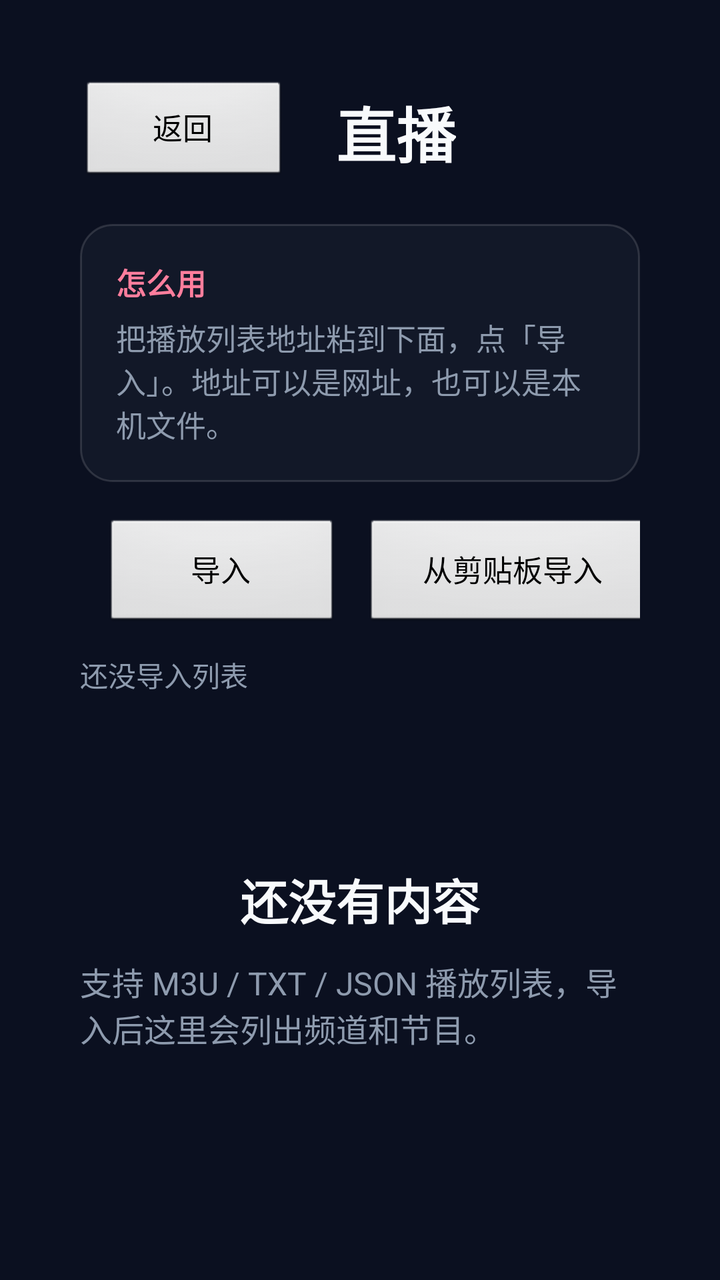
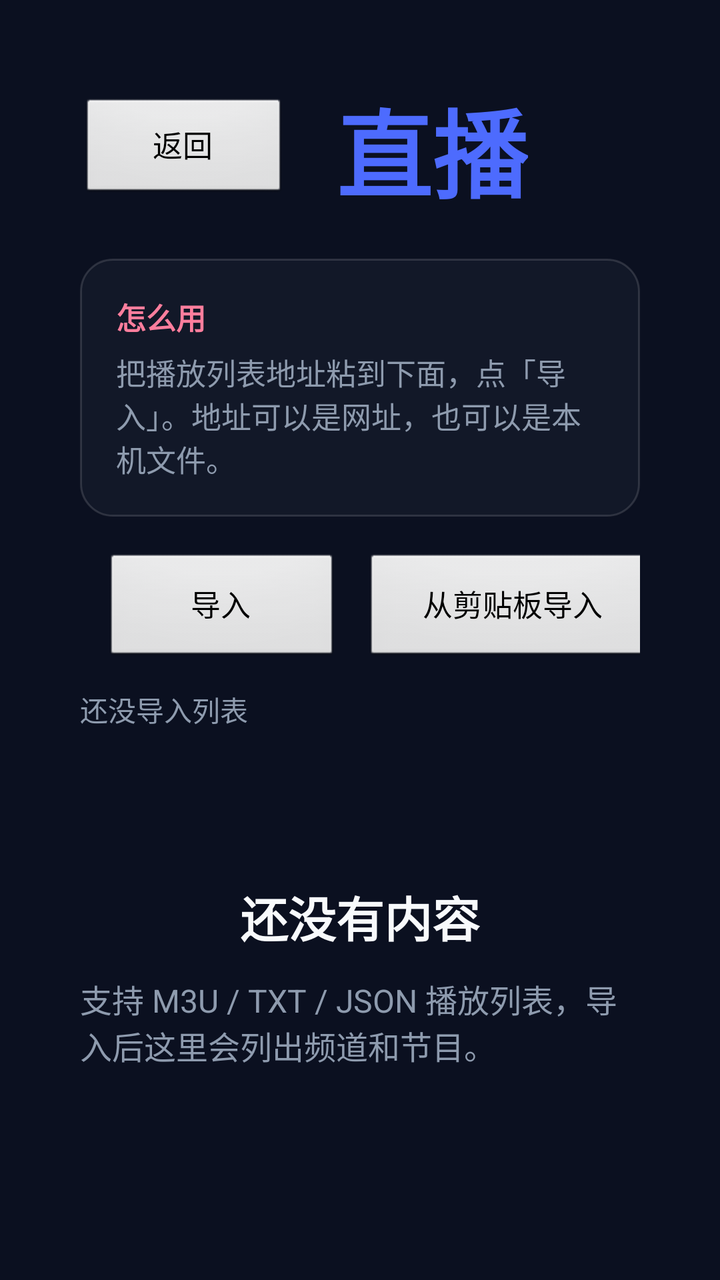

The first picture is an Android layout as it rendered before a commit; the second is the same layout after the commit. The layout source and the unified diff follow.
<!-- AndroidManifest.xml: application theme AppTheme -->
<!-- res/layout/activity_playlist.xml -->
<?xml version="1.0" encoding="utf-8"?>
<LinearLayout xmlns:android="http://schemas.android.com/apk/res/android"
    android:id="@+id/rootShell"
    android:layout_width="match_parent"
    android:layout_height="match_parent"
    android:orientation="vertical"
    android:padding="40dp">

    
    <LinearLayout
        android:layout_width="match_parent"
        android:layout_height="wrap_content"
        android:orientation="horizontal"
        android:gravity="center_vertical">

        <Button
            android:id="@+id/btnBack"
            android:layout_width="wrap_content"
            android:layout_height="52dp"
            android:minWidth="104dp"
            android:text="@string/transfer_back"
            android:textSize="15sp" />

        <TextView
            android:id="@+id/tvShellTitle"
            android:layout_width="wrap_content"
            android:layout_height="wrap_content"
            android:layout_marginLeft="24dp"
            android:textSize="30sp"
            android:textStyle="bold"
            android:textColor="#F8FAFC"
            android:text="@string/live_title" />
    </LinearLayout>

    
    <LinearLayout
        android:layout_width="match_parent"
        android:layout_height="wrap_content"
        android:layout_marginTop="20dp"
        android:orientation="vertical"
        android:background="@drawable/bg_card"
        android:padding="18dp">

        <TextView
            android:layout_width="wrap_content"
            android:layout_height="wrap_content"
            android:text="@string/shell_hint_title"
            android:textColor="#FF7E9D"
            android:textSize="15sp"
            android:textStyle="bold" />

        <TextView
            android:layout_width="match_parent"
            android:layout_height="wrap_content"
            android:layout_marginTop="6dp"
            android:text="@string/shell_hint_body"
            android:textColor="#8E9BAE"
            android:textSize="15sp" />
    </LinearLayout>

    
    <LinearLayout
        android:layout_width="match_parent"
        android:layout_height="wrap_content"
        android:layout_marginTop="18dp"
        android:orientation="horizontal"
        android:gravity="center_vertical">

        <EditText
            android:id="@+id/etSource"
            android:layout_width="0dp"
            android:layout_height="56dp"
            android:layout_weight="1"
            android:background="@drawable/bg_card"
            android:paddingLeft="18dp"
            android:paddingRight="18dp"
            android:hint="@string/shell_src_hint"
            android:textColorHint="#5A6478"
            android:textColor="#F8FAFC"
            android:inputType="textUri"
            android:singleLine="true"
            android:textSize="15sp" />

        <Button
            android:id="@+id/btnLoad"
            android:layout_width="wrap_content"
            android:layout_height="56dp"
            android:layout_marginLeft="12dp"
            android:minWidth="118dp"
            android:text="@string/shell_load"
            android:textSize="15sp" />

        <Button
            android:id="@+id/btnPaste"
            android:layout_width="wrap_content"
            android:layout_height="56dp"
            android:layout_marginLeft="12dp"
            android:minWidth="150dp"
            android:text="@string/shell_import_clip"
            android:textSize="15sp" />

        <Button
            android:id="@+id/btnTransfer"
            android:layout_width="wrap_content"
            android:layout_height="56dp"
            android:layout_marginLeft="12dp"
            android:minWidth="150dp"
            android:text="@string/shell_import_transfer"
            android:textSize="15sp" />
    </LinearLayout>

    <TextView
        android:id="@+id/tvStatus"
        android:layout_width="match_parent"
        android:layout_height="wrap_content"
        android:layout_marginTop="12dp"
        android:textColor="#8E9BAE"
        android:textSize="14sp"
        android:text="@string/shell_empty" />

    <FrameLayout
        android:layout_width="match_parent"
        android:layout_height="0dp"
        android:layout_weight="1"
        android:layout_marginTop="10dp">

        <ListView
            android:id="@+id/lvItems"
            android:layout_width="match_parent"
            android:layout_height="match_parent"
            android:divider="#14FFFFFF"
            android:dividerHeight="1dp"
            android:listSelector="@android:color/transparent"
            android:scrollbars="none" />

        
        <LinearLayout
            android:id="@+id/boxEmpty"
            android:layout_width="match_parent"
            android:layout_height="match_parent"
            android:orientation="vertical"
            android:gravity="center">

            <TextView
                android:layout_width="wrap_content"
                android:layout_height="wrap_content"
                android:text="@string/shell_empty_title"
                android:textColor="#F8FAFC"
                android:textSize="24sp"
                android:textStyle="bold" />

            <TextView
                android:layout_width="wrap_content"
                android:layout_height="wrap_content"
                android:layout_marginTop="12dp"
                android:text="@string/shell_empty_body"
                android:textColor="#8E9BAE"
                android:textSize="16sp" />
        </LinearLayout>
    </FrameLayout>
</LinearLayout>
<!-- resources referenced by this layout -->
<resources>
  <!-- drawable bg_card (drawable) -->
  <?xml version="1.0" encoding="utf-8"?>
  <shape xmlns:android="http://schemas.android.com/apk/res/android" android:shape="rectangle">
      <solid android:color="#B3161C2C" />
      <corners android:radius="16dp" />
      <stroke android:width="1dp" android:color="#22FFFFFF" />
  </shape>
  <string name="live_title">直播</string>
  <string name="shell_empty">还没导入列表</string>
  <string name="shell_empty_body">支持 M3U / TXT / JSON 播放列表，导入后这里会列出频道和节目。</string>
  <string name="shell_empty_title">还没有内容</string>
  <string name="shell_hint_body">把播放列表地址粘到下面，点「导入」。地址可以是网址，也可以是本机文件。</string>
  <string name="shell_hint_title">怎么用</string>
  <string name="shell_import_clip">从剪贴板导入</string>
  <string name="shell_import_transfer">从传输目录导入</string>
  <string name="shell_load">导入</string>
  <string name="shell_src_hint">在这里粘贴你自己导入的列表地址</string>
  <string name="transfer_back">返回</string>
  <style name="AppTheme" parent="@android:style/Theme.NoTitleBar.Fullscreen">
          <item name="android:windowBackground">#0B1020</item>
          <item name="android:windowFullscreen">true</item>
          <item name="android:windowNoTitle">true</item>
      </style>
</resources>

<!-- the commit's change to res/layout/activity_playlist.xml (unified diff, before → after) -->
@@ -26,9 +26,10 @@
             android:layout_width="wrap_content"
             android:layout_height="wrap_content"
             android:layout_marginLeft="24dp"
-            android:textSize="30sp"
+            android:textSize="48sp"
             android:textStyle="bold"
-            android:textColor="#F8FAFC"
+            android:includeFontPadding="false"
+            android:textColor="#4D6BFE"
             android:text="@string/live_title" />
     </LinearLayout>
 
